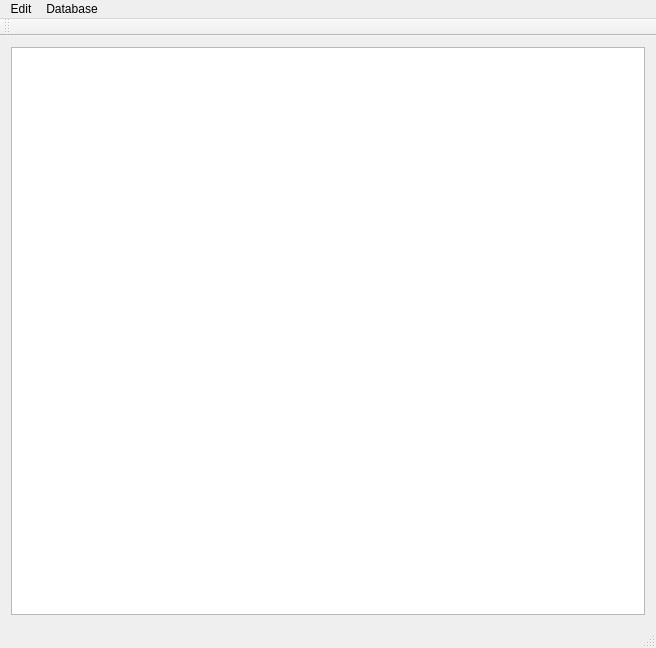
The window that mainwindow.ui (transbite/DBTests) describes before a commit, drawn with Qt 5.
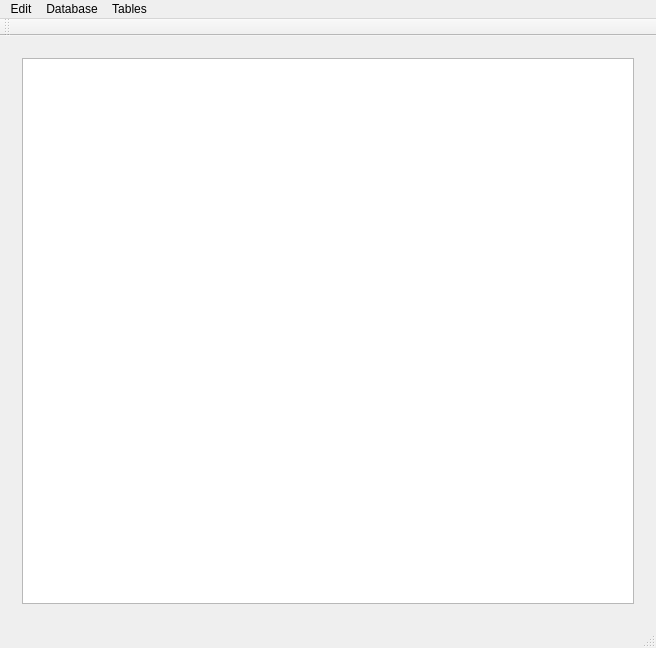
The same window after the commit.

Commit message: ui - two tables, QStackedWidget, QActionGroup.

Patch:
```diff
--- a/mainwindow.ui
+++ b/mainwindow.ui
@@ -14,9 +14,27 @@
    <string>MainWindow</string>
   </property>
   <widget class="QWidget" name="centralWidget">
-   <layout class="QVBoxLayout" name="verticalLayout">
+   <layout class="QVBoxLayout" name="verticalLayout_2">
     <item>
-     <widget class="QTableView" name="table"/>
+     <widget class="QStackedWidget" name="stackedWidget">
+      <property name="currentIndex">
+       <number>0</number>
+      </property>
+      <widget class="QWidget" name="page">
+       <layout class="QVBoxLayout" name="verticalLayout">
+        <item>
+         <widget class="QTableView" name="tablePersons"/>
+        </item>
+       </layout>
+      </widget>
+      <widget class="QWidget" name="page_2">
+       <layout class="QVBoxLayout" name="verticalLayout_3">
+        <item>
+         <widget class="QTableView" name="tableWorkingHours"/>
+        </item>
+       </layout>
+      </widget>
+     </widget>
     </item>
    </layout>
   </widget>
@@ -41,8 +59,16 @@
     </property>
     <addaction name="actionRefresh"/>
    </widget>
+   <widget class="QMenu" name="menuTables">
+    <property name="title">
+     <string>Tables</string>
+    </property>
+    <addaction name="actionTables"/>
+    <addaction name="actionWorking_Hours"/>
+   </widget>
    <addaction name="menuEdit"/>
    <addaction name="menuDatabase"/>
+   <addaction name="menuTables"/>
   </widget>
   <widget class="QToolBar" name="mainToolBar">
    <attribute name="toolBarArea">
```
Left out of the diff: 19 changed lines with no effect on the pictures. The commit also changes 2 other files.
